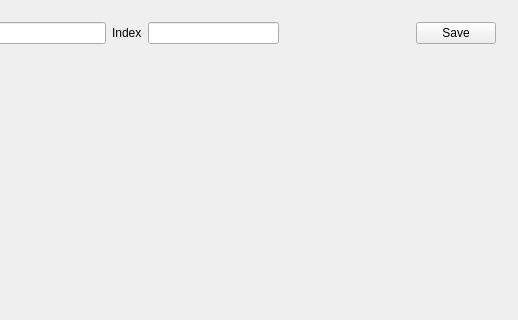
First picture: the form in Converter/mainwindow.ui, repository evgenykzz2/ArduFPS, before the edit; both pictures show x 580 to 1098 and y 0 to 320 of the 1098 by 775 pixel window.
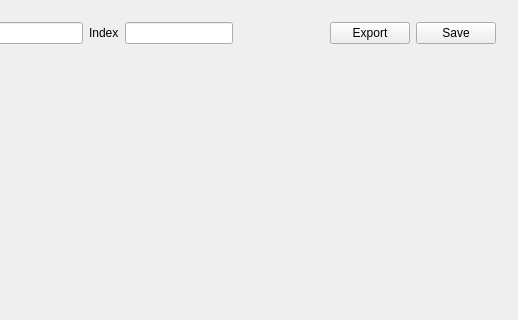
Second picture: the form after the edit.

What changed in the file:
```diff
--- a/Converter/mainwindow.ui
+++ b/Converter/mainwindow.ui
@@ -116,6 +116,13 @@
             </property>
            </spacer>
           </item>
+          <item>
+           <widget class="QPushButton" name="btn_export">
+            <property name="text">
+             <string>Export</string>
+            </property>
+           </widget>
+          </item>
           <item>
            <widget class="QPushButton" name="btn_save">
             <property name="text">
```
